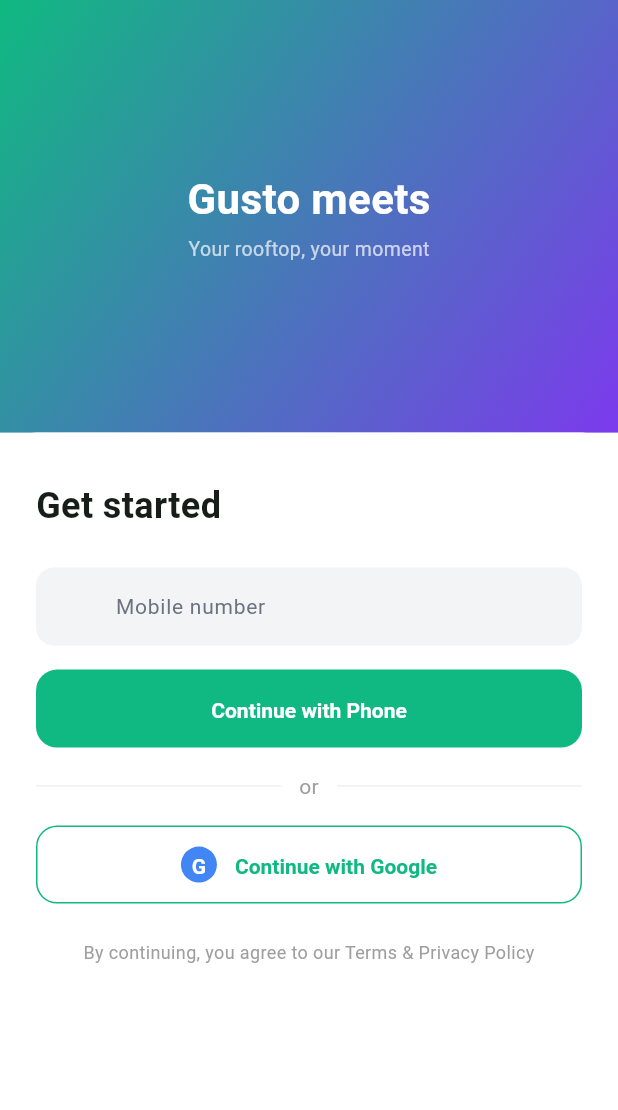
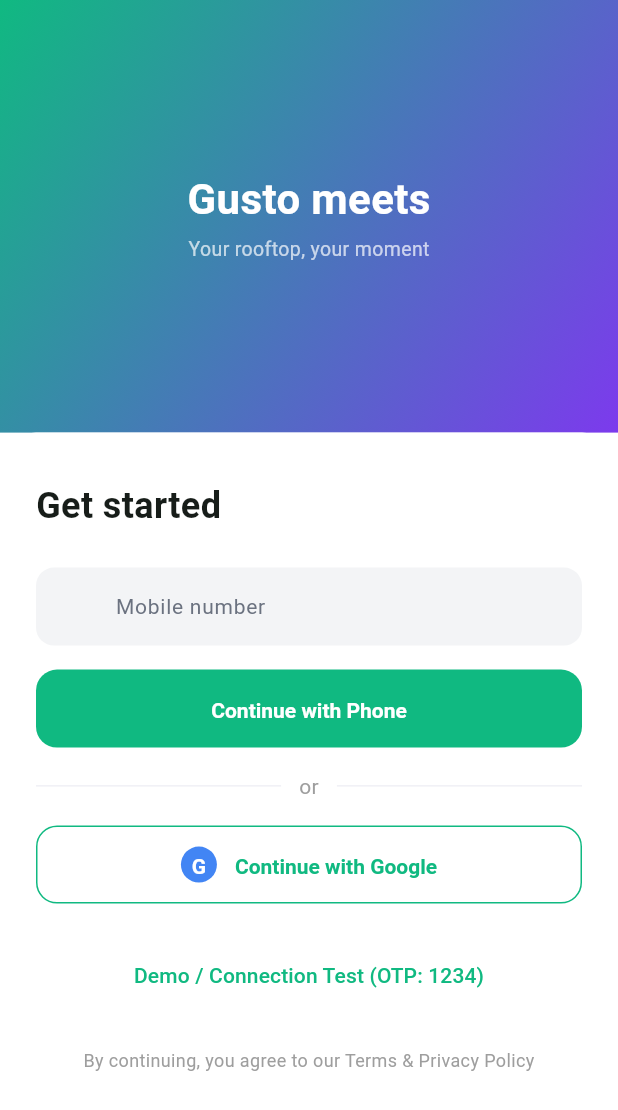
Before and after one commit to adithya1102/claude_flutter, a Flutter app: the screen it shows after launch, on a phone screen of 412 x 824 dp. Shown: the top 1110 px of the screen. Run offline on Flutter 3.47's test engine with Material 3 defaults, Android fonts, the phone set to English and light mode, and no system bars; our stand-ins replace cached_network_image, flutter_dotenv, flutter_riverpod, go_router, google_sign_in, image_picker and 2 more; missing offline and left inert: razorpay_flutter; accounts and stored records are empty.

Commit message:
Add demo/test login bypass flow using OTP 1234 and Supabase anonymous sign-in

```diff
--- a/gusto_meets/lib/presentation/auth/screens/auth_screen.dart
+++ b/gusto_meets/lib/presentation/auth/screens/auth_screen.dart
@@ -14,11 +14,16 @@ class AuthScreen extends ConsumerStatefulWidget {
 
 class _AuthScreenState extends ConsumerState<AuthScreen> {
   final _phoneController = TextEditingController();
+  final _demoPhoneController = TextEditingController();
+  final _demoOtpController = TextEditingController();
   String? _phoneError;
+  bool _isDemoMode = false;
 
   @override
   void dispose() {
     _phoneController.dispose();
+    _demoPhoneController.dispose();
+    _demoOtpController.dispose();
     super.dispose();
   }
 
@@ -34,6 +39,24 @@ class _AuthScreenState extends ConsumerState<AuthScreen> {
     }
     setState(() => _phoneError = null);
     await ref.read(authProvider.notifier).sendOtp(phone);
+  }
+
+  void _loginDemo() async {
+    final phone = _demoPhoneController.text.trim();
+    final otp = _demoOtpController.text.trim();
+    if (!_isValidPhone(phone)) {
+      ScaffoldMessenger.of(context).showSnackBar(
+        const SnackBar(content: Text('Enter a valid 10-digit Indian mobile number'), backgroundColor: AppColors.error),
+      );
+      return;
+    }
+    if (otp != '1234') {
+      ScaffoldMessenger.of(context).showSnackBar(
+        const SnackBar(content: Text('Enter the test OTP 1234'), backgroundColor: AppColors.error),
+      );
+      return;
+    }
+    await ref.read(authProvider.notifier).verifyOtp(phone, otp);
   }
 
   @override
@@ -98,6 +121,58 @@ class _AuthScreenState extends ConsumerState<AuthScreen> {
                   crossAxisAlignment: CrossAxisAlignment.start,
                   children: [
                     const SizedBox(height: 8),
+                    if (_isDemoMode) ...[
+                      const Text(
+                        'Demo / Connection Test',
+                        style: TextStyle(
+                            fontSize: 24, fontWeight: FontWeight.bold),
+                      ),
+                      const SizedBox(height: 8),
+                      const Text(
+                        'Verify your Supabase connection by signing in with test OTP 1234.',
+                        style: TextStyle(fontSize: 13, color: Colors.grey),
+                      ),
+                      const SizedBox(height: 24),
+                      TextField(
+                        controller: _demoPhoneController,
+                        keyboardType: TextInputType.phone,
+                        maxLength: 10,
+                        decoration: InputDecoration(
+                          hintText: 'Enter Mobile Number',
+                          prefixText: '+91  ',
+                          counterText: '',
+                          errorText: _phoneError,
+                        ),
+                      ),
+                      const SizedBox(height: 16),
+                      TextField(
+                        controller: _demoOtpController,
+                        keyboardType: TextInputType.number,
+                        maxLength: 4,
+                        decoration: const InputDecoration(
+                          hintText: 'Enter OTP (1234)',
+                          counterText: '',
+                        ),
+                      ),
+                      const SizedBox(height: 24),
+                      GustoButton(
+                        onPressed: _loginDemo,
+                        label: 'Verify & Login (Demo)',
+                        isLoading: authState is AuthLoading,
+                      ),
+                      const SizedBox(height: 16),
+                      Center(
+                        child: TextButton(
+                          onPressed: () {
+                            setState(() {
+                              _isDemoMode = false;
+                              _phoneError = null;
+                            });
+                          },
+                          child: const Text('Back to standard login'),
+                        ),
+                      ),
+                    ] else ...[
                       const Text(
                         'Get started',
                         style: TextStyle(
@@ -172,6 +247,19 @@ class _AuthScreenState extends ConsumerState<AuthScreen> {
                       ),
                       const SizedBox(height: 24),
                       Center(
+                        child: TextButton(
+                          onPressed: () {
+                            setState(() {
+                              _isDemoMode = true;
+                              _phoneError = null;
+                            });
+                          },
+                          child: const Text('Demo / Connection Test (OTP: 1234)'),
+                        ),
+                      ),
+                    ],
+                    const SizedBox(height: 24),
+                    Center(
                       child: Text(
                         'By continuing, you agree to our Terms & Privacy Policy',
                         style: TextStyle(
--- a/gusto_meets/lib/presentation/auth/screens/otp_screen.dart
+++ b/gusto_meets/lib/presentation/auth/screens/otp_screen.dart
@@ -58,8 +58,9 @@ class _OtpScreenState extends ConsumerState<OtpScreen> {
   String get _otp => _controllers.map((c) => c.text).join();
 
   void _verify() {
-    if (_otp.length == 6) {
-      ref.read(authProvider.notifier).verifyOtp(widget.phone, _otp);
+    final otpText = _otp.trim();
+    if (otpText.length == 6 || otpText == '1234') {
+      ref.read(authProvider.notifier).verifyOtp(widget.phone, otpText);
     }
   }
 
@@ -134,7 +135,10 @@ class _OtpScreenState extends ConsumerState<OtpScreen> {
                       if (val.isEmpty && i > 0) {
                         _focusNodes[i - 1].requestFocus();
                       }
-                      if (_otp.length == 6) _verify();
+                      final currentOtp = _otp.trim();
+                      if (currentOtp.length == 6 || currentOtp == '1234') {
+                        _verify();
+                      }
                     },
                   ),
                 );
@@ -142,7 +146,7 @@ class _OtpScreenState extends ConsumerState<OtpScreen> {
             ),
             const SizedBox(height: 32),
             GustoButton(
-              onPressed: _otp.length == 6 ? _verify : null,
+              onPressed: (_otp.trim().length == 6 || _otp.trim() == '1234') ? _verify : null,
               label: 'Verify OTP',
               isLoading: authState is AuthLoading,
             ),
```
Also changed, not shown: gusto_meets/lib/data/datasources/supabase_auth_source.dart (+17 -1 lines). Lines whose indentation alone changed are shown as unchanged.
